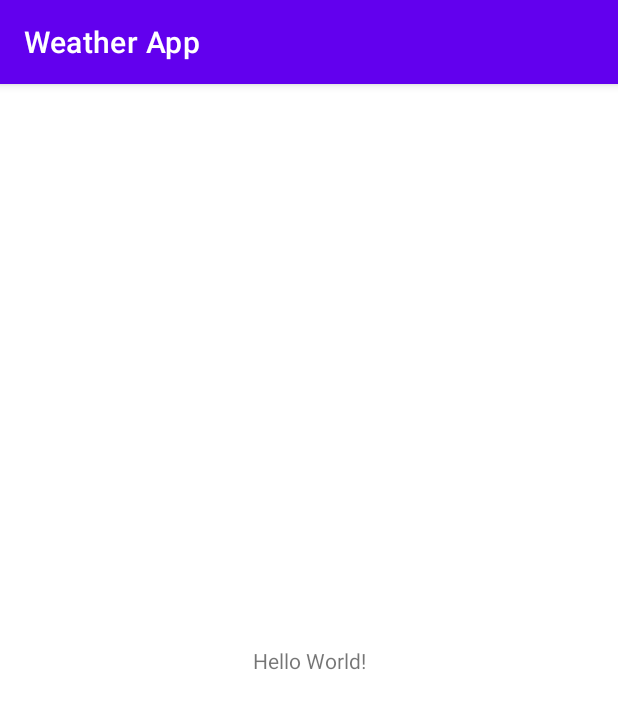
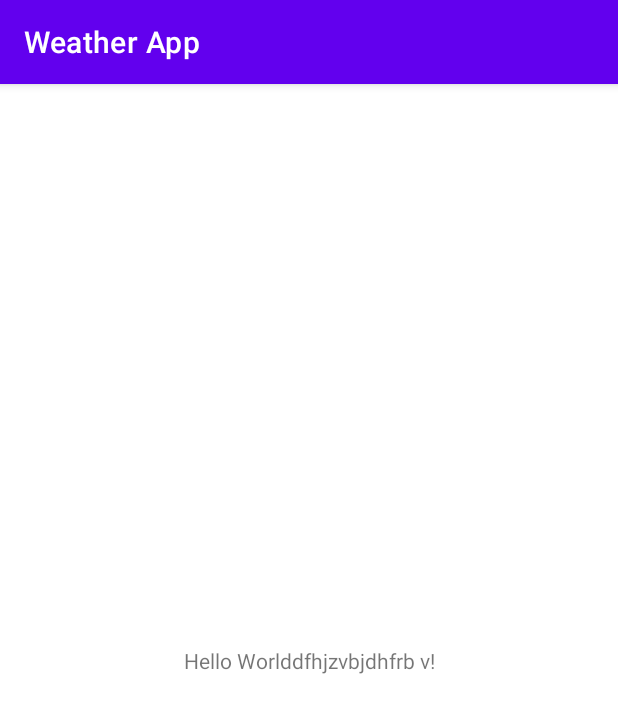
Before and after one commit to shambu09/weather-app, an Android app: the screen it shows after launch (MainActivity), on a phone screen of 412 x 824 dp. Shown: the top 713 px of the screen. Run offline under Robolectric (Android 15) with nearby library versions, the phone set to English and light mode, and no system bars.

Commit message:
Update activity_main.xml
blahblah

Co-Authored-By: Shambu Valasang <shambuqwerty@gmail.com>

```diff
--- a/Source/app/src/main/res/layout/activity_main.xml
+++ b/Source/app/src/main/res/layout/activity_main.xml
@@ -9,7 +9,7 @@
     <TextView
         android:layout_width="wrap_content"
         android:layout_height="wrap_content"
-        android:text="Hello World!"
+        android:text="Hello Worlddfhjzvbjdhfrb v!"
         app:layout_constraintBottom_toBottomOf="parent"
         app:layout_constraintLeft_toLeftOf="parent"
         app:layout_constraintRight_toRightOf="parent"
```
